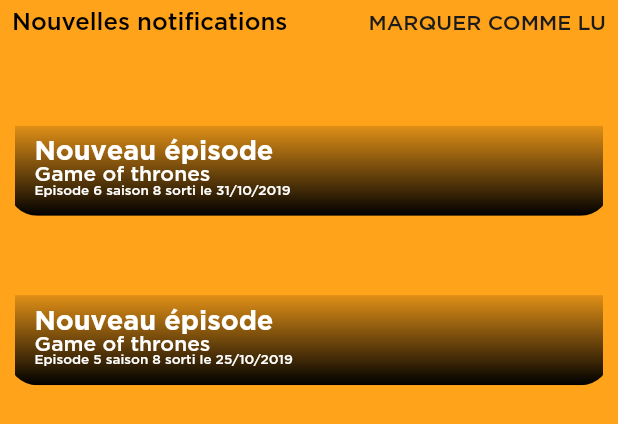
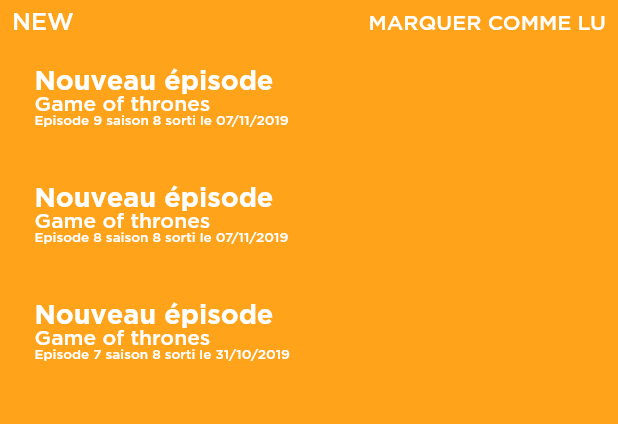
Before and after one commit to esgi-grp5/WishFlix, a Flutter app: the NotificationSection widget shown alone on an empty page, opened directly, on a phone screen of 412 x 824 dp. Shown: the top 424 px of the screen. Run offline on Flutter 3.47's test engine with Material 2 defaults, Android fonts, the phone set to English and light mode, and no system bars.

Commit message:
Style update sur page notification

```diff
--- a/lib/Notifications.dart
+++ b/lib/Notifications.dart
@@ -39,13 +39,6 @@
   TextEditingController c = TextEditingController(text: "");
   @override
   Widget build(BuildContext context) {
-    // return Stack(children: <Widget>[
-    //   Container(
-    //       // decoration: new BoxDecoration(
-    //       //   color: HexColor("1B1B1B"),
-    //       // ),
-    //       child: Text("Notification Clicked")),
-    // ]);
     return Stack(
       children: <Widget>[
         ClipPath(
@@ -98,49 +91,89 @@
   NotificationElement(
     titre: "Nouveau épisode",
     sousTitre: "Game of thrones",
-    description: "Episode 6 saison 8 sorti le 31/10/2019",
+    description: "Episode 9 saison 8 sorti le 07/11/2019",
     idEpisode: "idEpisode",
+    backgroundColor: HexColor("FFA31A"),
   ),
   NotificationElement(
     titre: "Nouveau épisode",
     sousTitre: "Game of thrones",
-    description: "Episode 5 saison 8 sorti le 25/10/2019",
+    description: "Episode 8 saison 8 sorti le 07/11/2019",
     idEpisode: "idEpisode",
+    backgroundColor: HexColor("FFA31A"),
+  ),
+  NotificationElement(
+    titre: "Nouveau épisode",
+    sousTitre: "Game of thrones",
+    description: "Episode 7 saison 8 sorti le 31/10/2019",
+    idEpisode: "idEpisode",
+    backgroundColor: HexColor("FFA31A"),
+  ),
+  NotificationElement(
+    titre: "Nouveau épisode",
+    sousTitre: "Game of thrones",
+    description: "Episode 6 saison 8 sorti le 25/10/2019",
+    idEpisode: "idEpisode",
+    backgroundColor: HexColor("FFA31A"),
   ),
 ];
 List<NotificationElement> oldNotifications = [
   NotificationElement(
     titre: "Nouveau épisode",
     sousTitre: "Game of thrones",
+    description: "Episode 5 saison 8 sorti le 25/10/2019",
+    idEpisode: "idEpisode",
+    backgroundColor: HexColor("1B1B1B"),
+  ),
+  NotificationElement(
+    titre: "Nouveau épisode",
+    sousTitre: "Game of thrones",
     description: "Episode 4 saison 8 sorti le 25/10/2019",
     idEpisode: "idEpisode",
+    backgroundColor: HexColor("1B1B1B"),
   ),
   NotificationElement(
     titre: "Nouveau épisode",
     sousTitre: "Game of thrones",
     description: "Episode 3 saison 8 sorti le 18/10/2019",
     idEpisode: "idEpisode",
+    backgroundColor: HexColor("1B1B1B"),
   ),
   NotificationElement(
     titre: "Nouveau épisode",
     sousTitre: "Game of thrones",
     description: "Episode 2 saison 8 sorti le 11/10/2019",
     idEpisode: "idEpisode",
+    backgroundColor: HexColor("1B1B1B"),
+  ),
+  NotificationElement(
+    titre: "Nouveau épisode",
+    sousTitre: "Game of thrones",
+    description: "Episode 1 saison 8 sorti le 05/10/2019",
+    idEpisode: "idEpisode",
+    backgroundColor: HexColor("1B1B1B"),
   ),
 ];
 
 var newNotificationListWidget = NotificationSection(
-    name: "Nouvelles notifications", list: newNotifications, hauteur: 50);
+    name: "NEW", list: newNotifications, hauteur: 74, textColor: Colors.white);
 var oldNotificationListWidget = NotificationSection(
-    name: "Anciennes notifications", list: oldNotifications, hauteur: 30);
+    name: "OLD",
+    list: oldNotifications,
+    hauteur: 80,
+    textColor: HexColor("1B1B1B"));
 
 class NotificationSection extends StatefulWidget {
   final String? name;
   final List<dynamic>? list;
   final int? hauteur;
+  final Color textColor;
 
   NotificationSection(
-      {required this.name, required this.list, required this.hauteur});
+      {required this.name,
+      required this.list,
+      required this.hauteur,
+      required this.textColor});
   @override
   _NotificationSectionState createState() => _NotificationSectionState();
 }
@@ -162,10 +195,11 @@
               // ),
               Text(
                 widget.name!,
-                style: TextStyle(color: Colors.black, fontSize: 16),
+                style: TextStyle(color: widget.textColor, fontSize: 16),
               ),
               Spacer(),
-              Text("MARQUER COMME LU", style: viewallstyle)
+              Text("MARQUER COMME LU",
+                  style: TextStyle(fontSize: 14, color: widget.textColor))
             ],
           ),
         ),
@@ -192,12 +226,14 @@
   final String? sousTitre;
   final String? description;
   final String? idEpisode;
+  final Color backgroundColor;
 
   NotificationElement(
       {required this.titre,
       required this.sousTitre,
       required this.description,
-      required this.idEpisode});
+      required this.idEpisode,
+      required this.backgroundColor});
   @override
   _NotifElementState createState() => _NotifElementState();
 }
@@ -210,43 +246,35 @@
       children: <Widget>[
         ClipRRect(
             borderRadius: BorderRadius.all(Radius.circular(20)),
+            child: Container(
+              color: widget.backgroundColor,
               child: Stack(
                 children: <Widget>[
                   Padding(
                     padding: const EdgeInsets.symmetric(horizontal: 5),
                     child: Container(
-                    height: height! * .137 < 160 ? height! * .137 : 160,
+                      height: height! * .2 < 70 ? height! * .2 : 70,
                       width: width! - 20,
                       //   child: Image.asset(image,fit: BoxFit.cover,)
                     ),
                   ),
                   Positioned(
-                  height: 60,
-                  width: width! - 20,
-                  left: 5,
-                  //right: 0,
-                  bottom: 0,
-                  child: Container(
-                    decoration: BoxDecoration(
-                        gradient: LinearGradient(
-                            colors: [Colors.black, Colors.black12],
-                            begin: Alignment.bottomCenter,
-                            end: Alignment.topCenter)),
-                  ),
-                ),
-                Positioned(
+                    top: 10,
+                    left: 10,
+                    bottom: 10,
+                    right: 15,
                     child: Row(
                       mainAxisSize: MainAxisSize.max,
                       mainAxisAlignment: MainAxisAlignment.spaceBetween,
                       children: <Widget>[
                         Container(
                           padding:
-                            EdgeInsets.symmetric(horizontal: 8, vertical: 2),
-                        //decoration: BoxDecoration(
-                        //   shape: BoxShape.rectangle,
-                        //   color: Colors.black.withOpacity(.4),
-                        //  borderRadius: BorderRadius.all(Radius.circular(10))
-                        // ),
+                              EdgeInsets.symmetric(horizontal: 8, vertical: 5),
+                          // decoration: BoxDecoration(
+                          //     shape: BoxShape.rectangle,
+                          //     color: Colors.black.withOpacity(.4),
+                          //     borderRadius:
+                          //         BorderRadius.all(Radius.circular(10))),
                           child: Column(
                             crossAxisAlignment: CrossAxisAlignment.start,
                             children: <Widget>[
@@ -276,12 +304,13 @@
                         ),
                       ],
                     ),
-                  left: 10,
-                  bottom: 10,
-                  right: 15,
                   )
                 ],
+              ),
             )),
+        SizedBox(
+          height: 8,
+        ),
       ],
     );
   }
```
Lines whose indentation alone changed are shown as unchanged.
